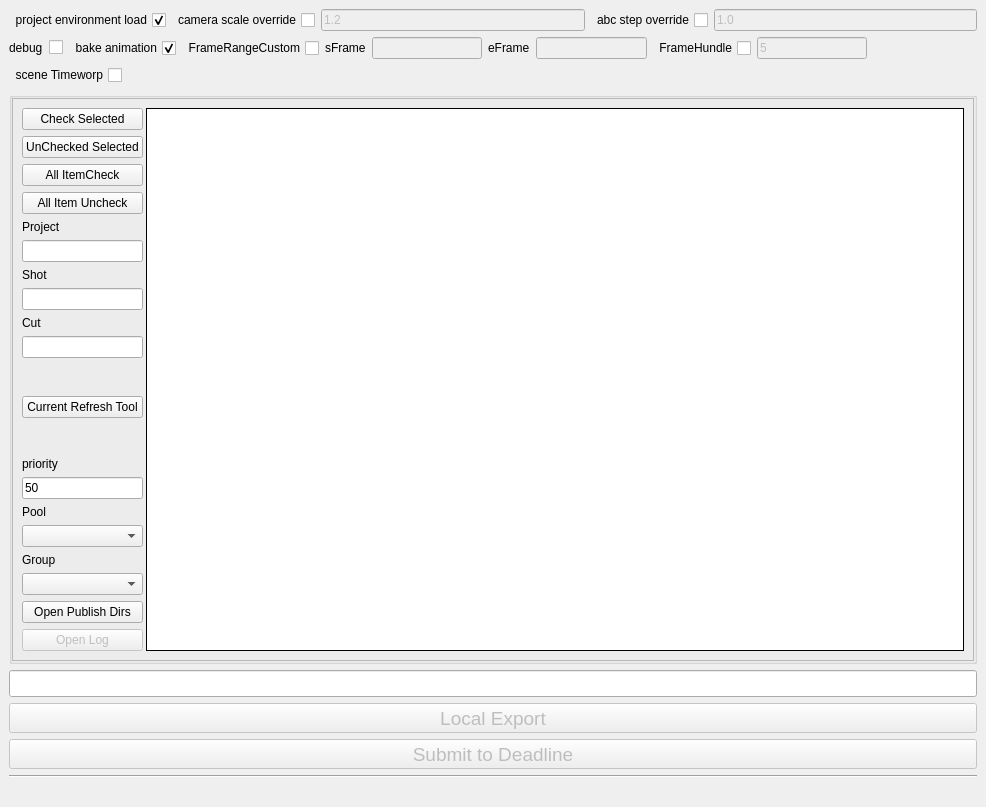
First picture: the form in pycode/Exp_gui.ui, repository n-designdev/ND_AssetExporter, before the edit.
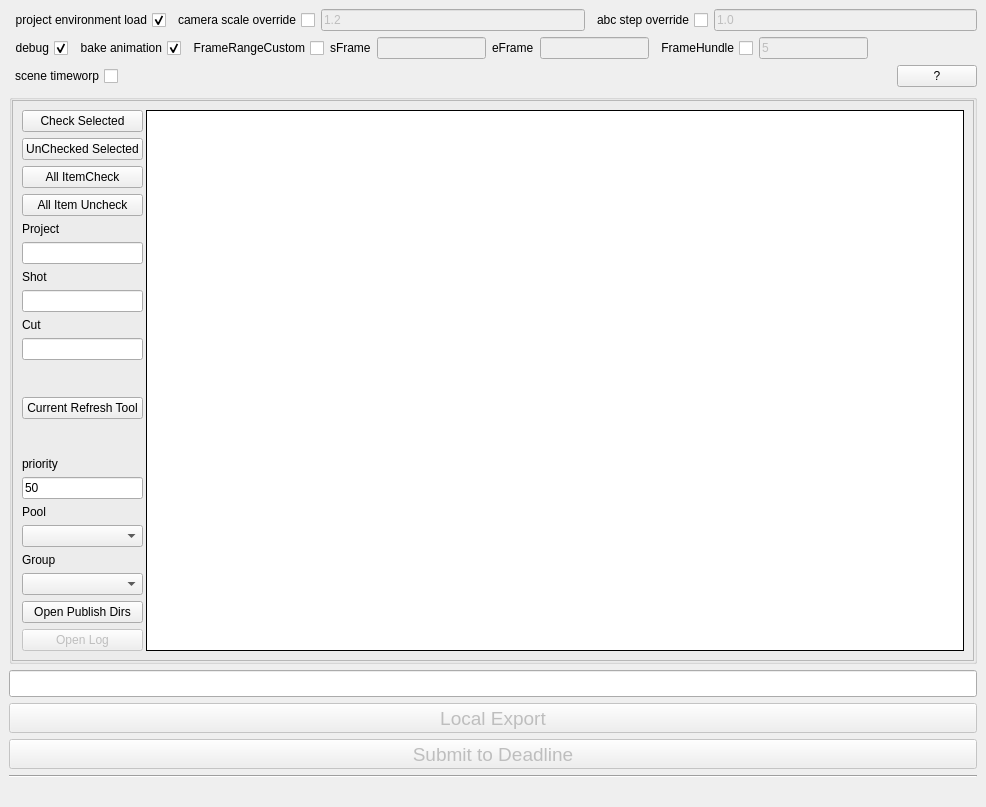
Second picture: the form after the edit.

The edit to the form file:
```diff
--- a/pycode/Exp_gui.ui
+++ b/pycode/Exp_gui.ui
@@ -176,17 +176,16 @@
     </item>
     <item>
      <layout class="QHBoxLayout" name="horizontalLayout_2">
-      <item>
-       <widget class="QLabel" name="label_8">
-        <property name="text">
-         <string>debug</string>
-        </property>
-       </widget>
-      </item>
       <item>
        <widget class="QCheckBox" name="debug_CheckBox">
+        <property name="layoutDirection">
+         <enum>Qt::RightToLeft</enum>
+        </property>
         <property name="text">
-         <string/>
+         <string>debug</string>
+        </property>
+        <property name="checked">
+         <bool>true</bool>
         </property>
        </widget>
       </item>
@@ -302,7 +301,7 @@
          <enum>Qt::RightToLeft</enum>
         </property>
         <property name="text">
-         <string>scene Timeworp</string>
+         <string>scene timeworp</string>
         </property>
         <property name="checked">
          <bool>false</bool>
@@ -322,6 +321,13 @@
         </property>
        </spacer>
       </item>
+      <item>
+       <widget class="QPushButton" name="pushButton">
+        <property name="text">
+         <string>?</string>
+        </property>
+       </widget>
+      </item>
      </layout>
     </item>
     <item>
```
